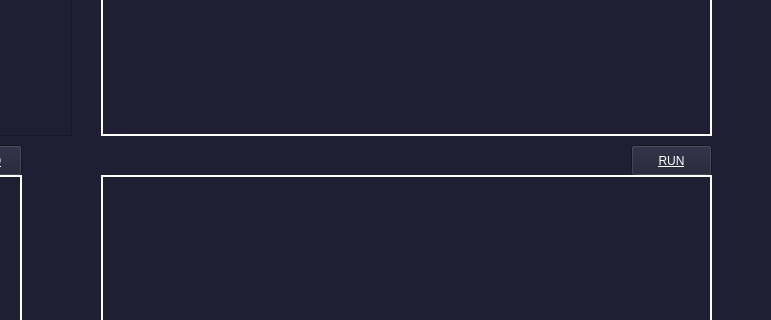
First picture: the form in gamewindow.ui, repository Crefied/A2B, before the edit; both pictures show x 429 to 1200 and y 125 to 445 of the 1200 by 700 pixel window.
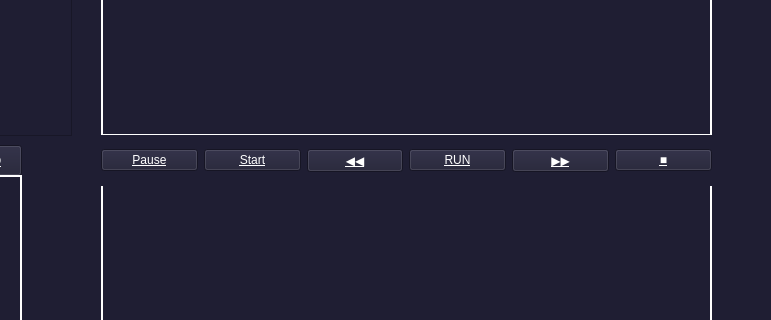
Second picture: the form after the edit.

The edit to the form file:
```diff
--- a/gamewindow.ui
+++ b/gamewindow.ui
@@ -20,24 +20,6 @@
    <string notr="true">background-color: rgb(31, 30, 51);
 </string>
   </property>
-  <widget class="QPushButton" name="run">
-   <property name="geometry">
-    <rect>
-     <x>1060</x>
-     <y>270</y>
-     <width>81</width>
-     <height>31</height>
-    </rect>
-   </property>
-   <property name="styleSheet">
-    <string notr="true">font: 700 20pt &quot;Consolas&quot;;
-text-decoration: underline;
-color:white;</string>
-   </property>
-   <property name="text">
-    <string>RUN</string>
-   </property>
-  </widget>
   <widget class="QPushButton" name="upload">
    <property name="geometry">
     <rect>
@@ -181,7 +163,90 @@
 STAGE
 CUSTOM</string>
    </property>
-
+  </widget>
+  <widget class="QWidget" name="horizontalLayoutWidget">
+   <property name="geometry">
+    <rect>
+     <x>530</x>
+     <y>260</y>
+     <width>611</width>
+     <height>51</height>
+    </rect>
+   </property>
+   <layout class="QHBoxLayout" name="horizontalLayout">
+    <item>
+     <widget class="QPushButton" name="pause">
+      <property name="styleSheet">
+       <string notr="true">font: 700 20pt &quot;Consolas&quot;;
+text-decoration: underline;
+color:white;</string>
+      </property>
+      <property name="text">
+       <string>Pause</string>
+      </property>
+     </widget>
+    </item>
+    <item>
+     <widget class="QPushButton" name="start">
+      <property name="styleSheet">
+       <string notr="true">font: 700 20pt &quot;Consolas&quot;;
+text-decoration: underline;
+color:white;</string>
+      </property>
+      <property name="text">
+       <string>Start</string>
+      </property>
+     </widget>
+    </item>
+    <item>
+     <widget class="QPushButton" name="slow">
+      <property name="styleSheet">
+       <string notr="true">font: 700 20pt &quot;Consolas&quot;;
+text-decoration: underline;
+color:white;</string>
+      </property>
+      <property name="text">
+       <string>◀◀</string>
+      </property>
+     </widget>
+    </item>
+    <item>
+     <widget class="QPushButton" name="run">
+      <property name="styleSheet">
+       <string notr="true">font: 700 20pt &quot;Consolas&quot;;
+text-decoration: underline;
+color:white;</string>
+      </property>
+      <property name="text">
+       <string>RUN</string>
+      </property>
+     </widget>
+    </item>
+    <item>
+     <widget class="QPushButton" name="quick">
+      <property name="styleSheet">
+       <string notr="true">font: 700 20pt &quot;Consolas&quot;;
+text-decoration: underline;
+color:white;</string>
+      </property>
+      <property name="text">
+       <string>▶▶</string>
+      </property>
+     </widget>
+    </item>
+    <item>
+     <widget class="QPushButton" name="stop">
+      <property name="styleSheet">
+       <string notr="true">font: 700 20pt &quot;Consolas&quot;;
+text-decoration: underline;
+color:white;</string>
+      </property>
+      <property name="text">
+       <string>■</string>
+      </property>
+     </widget>
+    </item>
+   </layout>
   </widget>
  </widget>
  <resources/>
```
Left out of the diff: 5 changed lines with no effect on the pictures.
